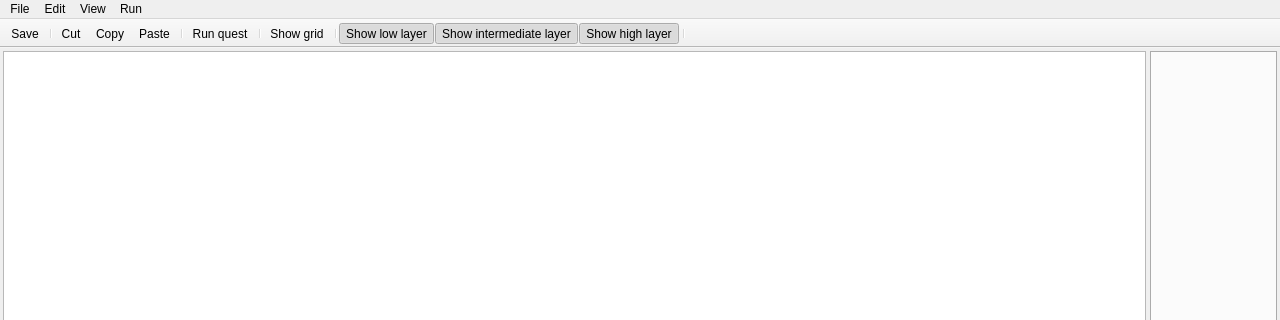
Qt form src/gui/main_window.ui (solarus-games/solarus-quest-editor) before a commit; both pictures show x 0 to 1280 and y 0 to 320 of the 1280 by 680 pixel window.
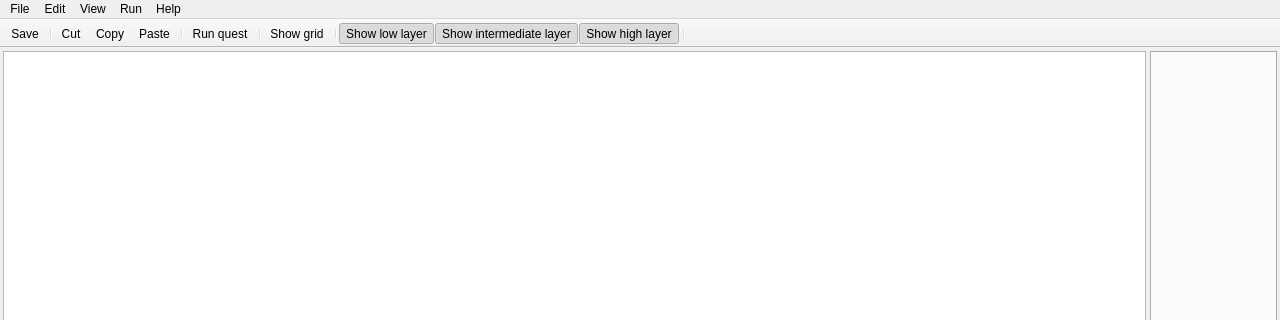
The same form after that commit. Icons and pictures are not drawn. Custom widgets are drawn as their Qt base class.

Commit message: Add menus to open the website and documentation with web browser.

Diff of the .ui file:
```diff
--- a/src/gui/main_window.ui
+++ b/src/gui/main_window.ui
@@ -98,10 +98,18 @@
     <addaction name="action_show_layer_2"/>
     <addaction name="separator"/>
    </widget>
+   <widget class="QMenu" name="menu_help">
+    <property name="title">
+     <string>Help</string>
+    </property>
+    <addaction name="action_website"/>
+    <addaction name="action_doc"/>
+   </widget>
    <addaction name="menu_quest"/>
    <addaction name="menu_edit"/>
    <addaction name="menu_view"/>
    <addaction name="menu_run"/>
+   <addaction name="menu_help"/>
   </widget>
   <widget class="QToolBar" name="tool_bar">
    <property name="movable">
```
Left out of the diff: 21 changed lines with no effect on the pictures. The commit also changes 6 other files.
